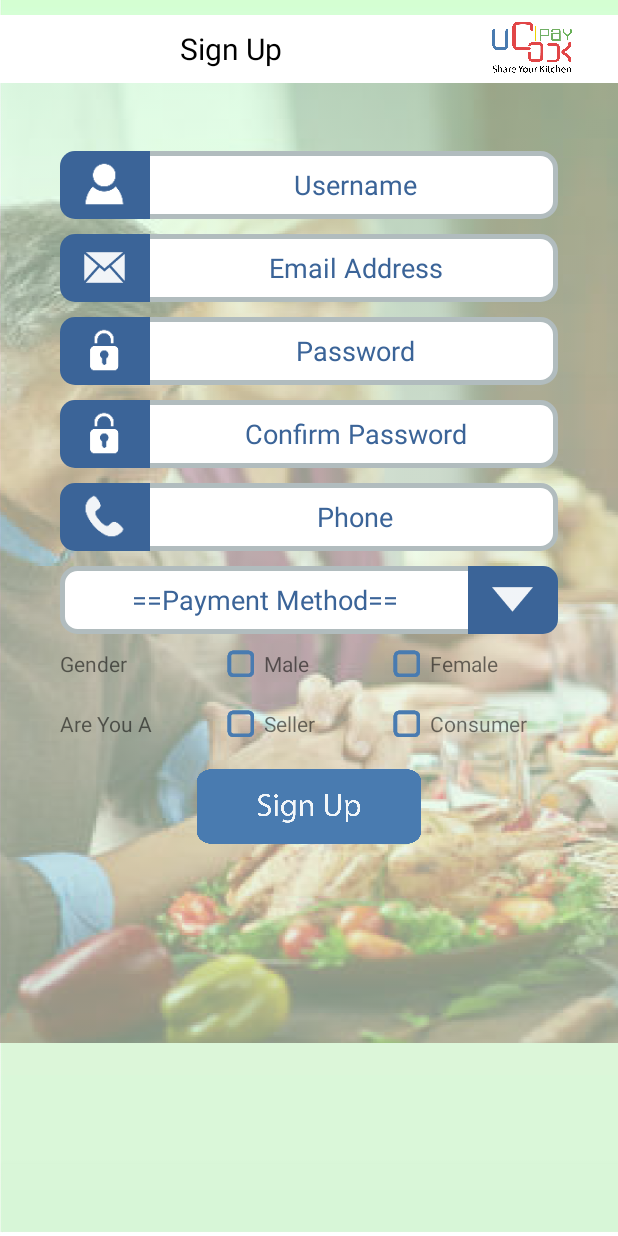
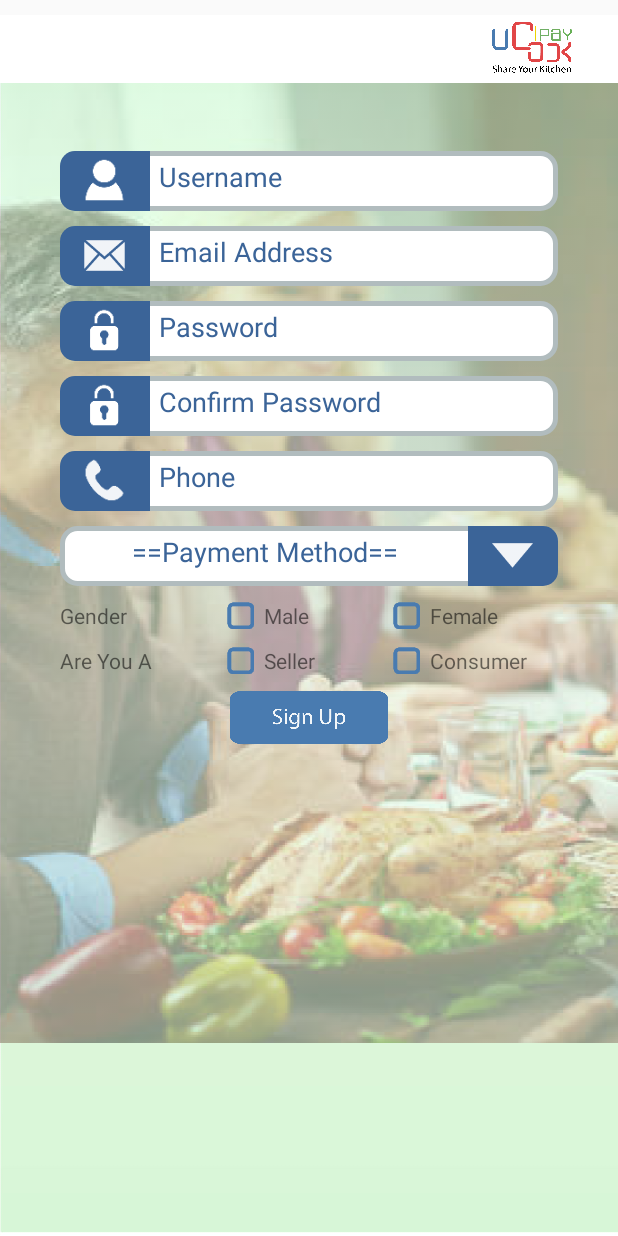
Before and after one commit to Muneera1996/YouCookIPay, an Android app: the screen it shows after launch (SignUpActivity), after a tap on an icon or button, on a phone screen of 412 x 824 dp. Run offline under Robolectric (Android 15) with nearby library versions, the phone set to English and light mode, and no system bars; our stand-ins replace Volley.

Commit message:
updated
updated

```diff
--- a/YouCookIPay2/app/src/main/java/com/example/h2_12/youcookipay/LoginInActivity.java
+++ b/YouCookIPay2/app/src/main/java/com/example/h2_12/youcookipay/LoginInActivity.java
@@ -85,15 +85,18 @@ public class LoginInActivity extends AppCompatActivity {
 
                                             JSONObject obj = new JSONObject(response);
                                             String message = obj.getString("message");
+                                            boolean status= obj.getBoolean("status");
+                                            Toast.makeText(LoginInActivity.this, message, Toast.LENGTH_SHORT).show();
+                                            if(status) {
                                                 JSONObject data = obj.getJSONObject("data");
                                                 String user_id = data.getString("user_id");
                                                 String session_id = data.getString("session_id");
                                                 users = new ArrayList<>();
                                                 users.add(new User(user_id, session_id));
-                                            Toast.makeText(LoginInActivity.this, message, Toast.LENGTH_SHORT).show();
                                                 if (message.equalsIgnoreCase("Sign In successfull")) {
                                                     Intent intent = new Intent(getApplicationContext(), HomeActivity.class);
                                                     startActivity(intent);
+                                                }
                                             }
 
                                         } catch (Throwable t) {
--- a/YouCookIPay2/app/src/main/res/layout/activity_login_in.xml
+++ b/YouCookIPay2/app/src/main/res/layout/activity_login_in.xml
@@ -62,7 +62,6 @@
                     android:layout_toRightOf="@id/user_icon"
                     android:backgroundTint="@android:color/transparent"
                     android:ellipsize="end"
-                    android:gravity="center"
                     android:hint="Email"
                     android:inputType="text"
                     android:maxLines="1"
@@ -101,7 +100,6 @@
                     android:layout_marginLeft="2dp"
                     android:layout_toRightOf="@id/user_password"
                     android:backgroundTint="@android:color/transparent"
-                    android:gravity="center"
                     android:password="true"
                     android:hint="Password"
                     android:textColor="#3b6498"
--- a/YouCookIPay2/app/src/main/res/layout/activity_sign_up.xml
+++ b/YouCookIPay2/app/src/main/res/layout/activity_sign_up.xml
@@ -1,7 +1,7 @@
 <?xml version="1.0" encoding="utf-8"?>
-<LinearLayout android:background="@drawable/overlay_bg"
+<LinearLayout
     android:layout_width="match_parent"
-    android:layout_height="match_parent"
+    android:layout_height="wrap_content"
     android:focusable="true"
     android:focusableInTouchMode="true"
     android:orientation="vertical"
@@ -26,7 +26,6 @@
             android:layout_gravity="center"
             android:layout_weight="2.3"
             android:gravity="center"
-            android:text="Sign Up"
             android:textColor="@android:color/black"
             android:textSize="20sp" />
 
@@ -39,19 +38,19 @@
             android:src="@drawable/logo" />
 
     </LinearLayout>
+
     <ScrollView
-
+        android:background="@drawable/overlay_bg"
         android:layout_width="match_parent"
         android:layout_height="wrap_content">
         <LinearLayout
+            android:background="@drawable/background2"
             android:focusable="true"
             android:focusableInTouchMode="true"
             android:layout_width="match_parent"
             android:layout_height="wrap_content"
             android:orientation="vertical"
-            android:background="@drawable/background2"
             tools:context=".SignUpActivity">
-
 
             <LinearLayout
                 android:layout_width="match_parent"
@@ -62,7 +61,7 @@
 
                 <RelativeLayout
                     android:layout_width="match_parent"
-                    android:layout_height="45dp"
+                    android:layout_height="40dp"
                     android:layout_marginHorizontal="30dp"
                     android:layout_marginTop="20dp"
                     android:background="@drawable/fields_layout_bg">
@@ -91,7 +90,6 @@
                         android:layout_marginLeft="2dp"
                         android:layout_toRightOf="@id/user_icon"
                         android:backgroundTint="@android:color/transparent"
-                        android:gravity="center"
                         android:hint="Username"
                         android:textColor="#3b6498"
                         android:textColorHint="#3b6498" />
@@ -99,7 +97,7 @@
 
                 <RelativeLayout
                     android:layout_width="match_parent"
-                    android:layout_height="45dp"
+                    android:layout_height="40dp"
                     android:layout_marginHorizontal="30dp"
                     android:layout_marginTop="10dp"
                     android:background="@drawable/fields_layout_bg">
@@ -108,7 +106,7 @@
                         android:background="@drawable/fields_layout_bg2"
                         android:id="@+id/email_icon"
                         android:layout_width="60dp"
-                        android:layout_height="45dp">
+                        android:layout_height="40dp">
 
                         <ImageView
                             android:layout_width="30dp"
@@ -128,7 +126,6 @@
                         android:layout_marginLeft="2dp"
                         android:layout_toRightOf="@id/email_icon"
                         android:backgroundTint="@android:color/transparent"
-                        android:gravity="center"
                         android:hint="Email Address"
                         android:textColor="#3b6498"
                         android:textColorHint="#3b6498" />
@@ -136,7 +133,7 @@
 
                 <RelativeLayout
                     android:layout_width="match_parent"
-                    android:layout_height="45dp"
+                    android:layout_height="40dp"
                     android:layout_marginHorizontal="30dp"
                     android:layout_marginTop="10dp"
                     android:background="@drawable/fields_layout_bg">
@@ -145,7 +142,7 @@
                         android:background="@drawable/fields_layout_bg2"
                         android:id="@+id/lock_icon"
                         android:layout_width="60dp"
-                        android:layout_height="45dp">
+                        android:layout_height="40dp">
 
                         <ImageView
                             android:layout_width="30dp"
@@ -165,7 +162,6 @@
                         android:layout_marginLeft="2dp"
                         android:layout_toRightOf="@id/lock_icon"
                         android:backgroundTint="@android:color/transparent"
-                        android:gravity="center"
                         android:password="true"
                         android:hint="Password"
                         android:textColor="#3b6498"
@@ -175,7 +171,7 @@
 
                 <RelativeLayout
                     android:layout_width="match_parent"
-                    android:layout_height="45dp"
+                    android:layout_height="40dp"
                     android:layout_marginHorizontal="30dp"
                     android:layout_marginTop="10dp"
                     android:background="@drawable/fields_layout_bg">
@@ -184,7 +180,7 @@
                         android:background="@drawable/fields_layout_bg2"
                         android:id="@+id/lock2_icon"
                         android:layout_width="60dp"
-                        android:layout_height="45dp">
+                        android:layout_height="40dp">
 
                         <ImageView
                             android:layout_width="30dp"
@@ -204,7 +200,6 @@
                         android:layout_marginLeft="2dp"
                         android:layout_toRightOf="@id/lock2_icon"
                         android:backgroundTint="@android:color/transparent"
-                        android:gravity="center"
                         android:password="true"
                         android:hint="Confirm Password"
                         android:textColor="#3b6498"
@@ -213,16 +208,16 @@
 
                 <RelativeLayout
                     android:layout_width="match_parent"
-                    android:layout_height="45dp"
+                    android:layout_height="40dp"
                     android:layout_marginHorizontal="30dp"
                     android:layout_marginTop="10dp"
                     android:background="@drawable/fields_layout_bg">
 
                     <RelativeLayout
+                        android:id="@+id/phone_icon"
                         android:background="@drawable/fields_layout_bg2"
-                        android:id="@+id/phone_icon"
                         android:layout_width="60dp"
-                        android:layout_height="45dp">
+                        android:layout_height="40dp">
 
                         <ImageView
                             android:layout_width="30dp"
@@ -242,7 +237,6 @@
                         android:layout_marginLeft="2dp"
                         android:layout_toRightOf="@id/phone_icon"
                         android:backgroundTint="@android:color/transparent"
-                        android:gravity="center"
                         android:hint="Phone"
                         android:textColor="#3b6498"
                         android:textColorHint="#3b6498" />
@@ -252,7 +246,7 @@
                 <RelativeLayout
                     android:id="@+id/payment_method"
                     android:layout_width="match_parent"
-                    android:layout_height="45dp"
+                    android:layout_height="40dp"
                     android:layout_marginLeft="30dp"
                     android:layout_marginRight="30dp"
                     android:layout_marginTop="10dp"
@@ -263,7 +257,7 @@
                         android:background="@drawable/fields_layout_bg3"
                         android:id="@+id/dropdown_icon"
                         android:layout_width="60dp"
-                        android:layout_height="45dp"
+                        android:layout_height="40dp"
                         android:layout_alignParentEnd="true"
                         android:layout_alignParentRight="true"
                         >
@@ -298,7 +292,7 @@
                 <LinearLayout
                     android:id="@+id/signup_gender"
                     android:layout_width="match_parent"
-                    android:layout_height="30dp"
+                    android:layout_height="20dp"
                     android:layout_marginLeft="30dp"
                     android:layout_marginRight="30dp"
                     android:layout_marginTop="10dp"
@@ -358,7 +352,7 @@
                 <LinearLayout
                     android:id="@+id/sign_type"
                     android:layout_width="match_parent"
-                    android:layout_height="30dp"
+                    android:layout_height="20dp"
                     android:layout_marginLeft="30dp"
                     android:layout_marginRight="30dp"
                     android:layout_marginTop="10dp"
@@ -414,7 +408,7 @@
                 <LinearLayout
                     android:id="@+id/sign_seller_type"
                     android:layout_width="match_parent"
-                    android:layout_height="30dp"
+                    android:layout_height="20dp"
                     android:layout_marginLeft="30dp"
                     android:layout_marginRight="30dp"
                     android:layout_marginTop="10dp"
@@ -480,7 +474,7 @@
                 <ImageView
                     android:id="@+id/signup_btn"
                     android:layout_width="match_parent"
-                    android:layout_height="50dp"
+                    android:layout_height="35dp"
                     android:layout_gravity="center"
                     android:layout_margin="10dp"
                     android:src="@drawable/sign_up_btn" />
--- a/YouCookIPay2/app/src/main/res/layout/content_order_screeen2.xml
+++ b/YouCookIPay2/app/src/main/res/layout/content_order_screeen2.xml
@@ -114,6 +114,7 @@
                     </LinearLayout>
 
                     <LinearLayout
+                        android:id="@+id/orderScreen_ratingSection"
                         android:layout_marginTop="5dp"
                         android:layout_width="0dp"
                         android:layout_height="@dimen/list_item_height"
--- a/YouCookIPay2/app/src/main/res/layout/content_order_screen1.xml
+++ b/YouCookIPay2/app/src/main/res/layout/content_order_screen1.xml
@@ -117,6 +117,7 @@
                     </LinearLayout>
 
                     <LinearLayout
+                        android:id="@+id/orderScreen2_ratingSection"
                         android:layout_marginTop="5dp"
                         android:layout_width="0dp"
                         android:layout_height="@dimen/list_item_height"
--- a/YouCookIPay2/app/src/main/res/layout/content_profile_view_chef.xml
+++ b/YouCookIPay2/app/src/main/res/layout/content_profile_view_chef.xml
@@ -40,8 +40,8 @@
         android:layout_height="wrap_content">
 
         <LinearLayout
+            android:visibility="gone"
             android:id="@+id/layout_profileViewChef"
-            android:visibility="gone"
             android:layout_width="match_parent"
             android:layout_height="wrap_content"
             android:orientation="vertical">
@@ -118,6 +118,7 @@
                     </LinearLayout>
 
                     <LinearLayout
+                        android:id="@+id/profile_chef_rating_view"
                         android:layout_width="0dp"
                         android:layout_height="@dimen/list_item_height"
                         android:layout_weight="0.7"
--- a/YouCookIPay2/app/src/main/res/layout/content_reviews_and_rating.xml
+++ b/YouCookIPay2/app/src/main/res/layout/content_reviews_and_rating.xml
@@ -93,6 +93,7 @@
                 </LinearLayout>
 
                 <LinearLayout
+                    android:id="@+id/ReviewsRating_ratingSection"
                     android:layout_width="0dp"
                     android:layout_height="@dimen/list_item_height"
                     android:layout_weight="0.7"
```
Also changed, not shown: YouCookIPay2/app/src/main/java/com/example/h2_12/youcookipay/Datum.java (+4 -4 lines), YouCookIPay2/app/src/main/java/com/example/h2_12/youcookipay/FilterViewPopUp.java (+12 -7 lines), YouCookIPay2/app/src/main/java/com/example/h2_12/youcookipay/HomeActivity.java (+25 -22 lines), YouCookIPay2/app/src/main/java/com/example/h2_12/youcookipay/HomeAdapter.java (+30 -26 lines), YouCookIPay2/app/src/main/java/com/example/h2_12/youcookipay/OrderScreeen2Activity.java (+10 -0 lines), YouCookIPay2/app/src/main/java/com/example/h2_12/youcookipay/OrderScreen1Activity.java (+10 -1 lines), YouCookIPay2/app/src/main/java/com/example/h2_12/youcookipay/ProfileViewChefActivity.java (+13 -4 lines), YouCookIPay2/app/src/main/java/com/example/h2_12/youcookipay/ReviewsAndRatingActivity.java (+11 -0 lines). Lines whose indentation alone changed are shown as unchanged.
